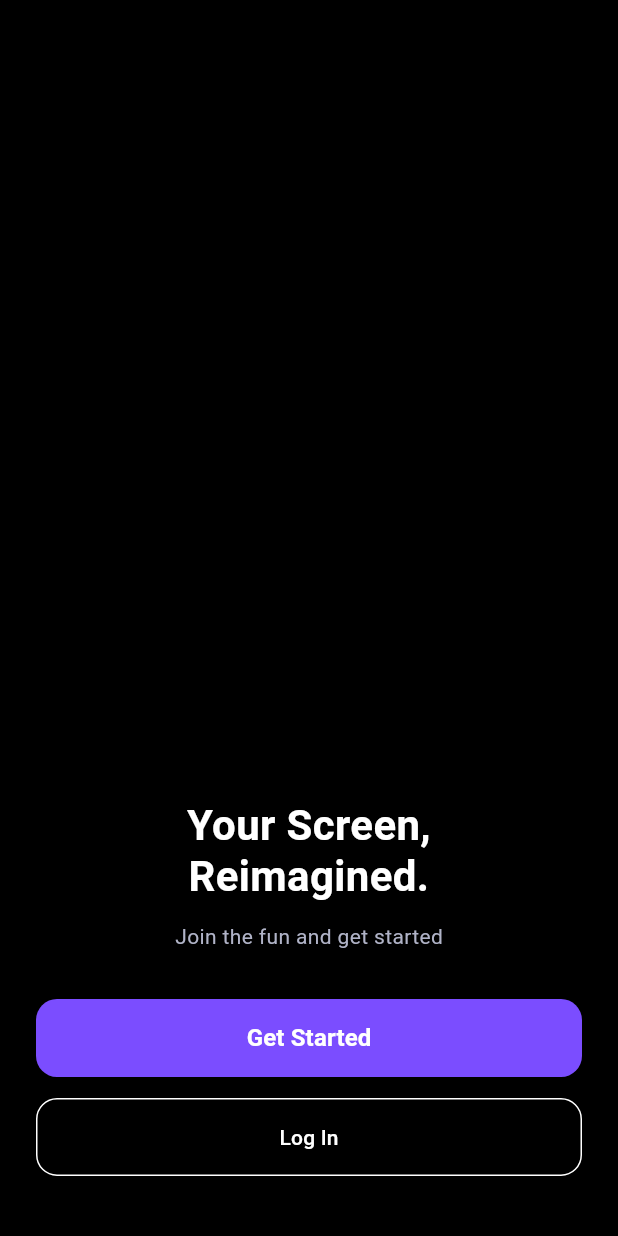
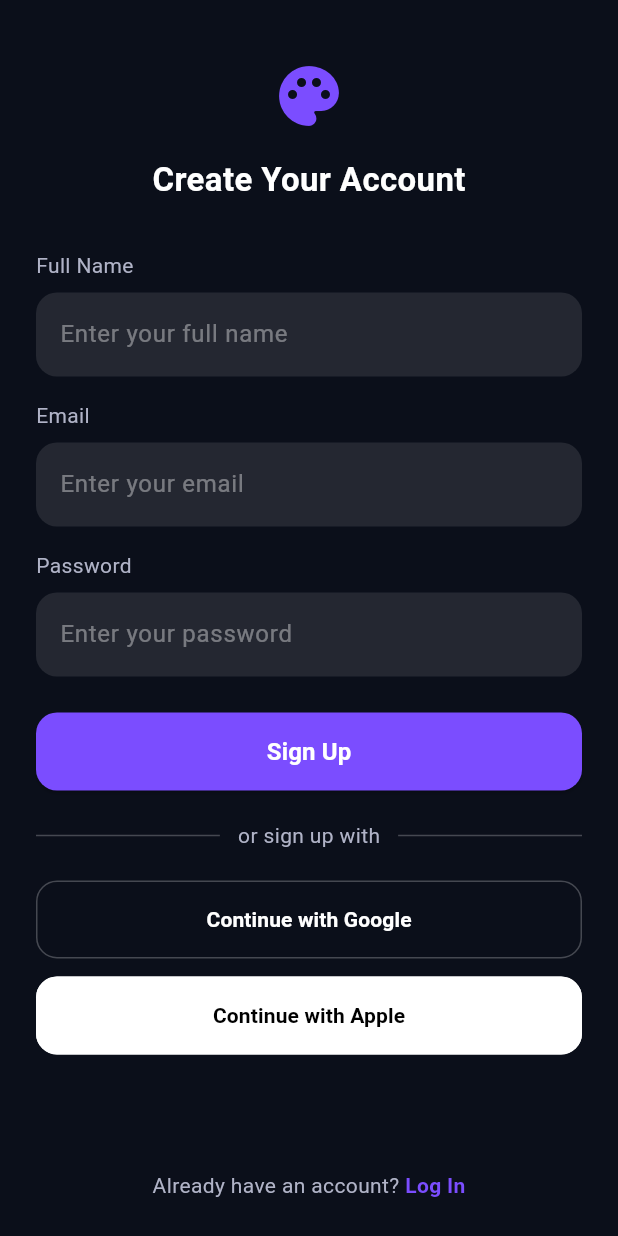
Before and after one commit to Ohzzy90/gallery_hub, a Flutter app: the PreviewScreen screen opened directly, after a tap on "Get Started", on a phone screen of 412 x 824 dp. Run offline on Flutter 3.47's test engine with Material 3 defaults, Android fonts, the phone set to English and light mode, and no system bars.

Commit message:
Added the signup navigation from onboarding to preview_screen.dart and modified the next button in onboarding_screen.dart to navigate to preview screen.dart.

```diff
--- a/lib/features/auth/screens/login_screen.dart
+++ b/lib/features/auth/screens/login_screen.dart
@@ -1,6 +1,7 @@
 import 'package:flutter/material.dart';
 import '../../../core/theme/app_colors.dart';
 import '../../widgets/auth_text_field.dart';
+import 'signup_screen.dart';
 
 class LoginScreen extends StatelessWidget {
   const LoginScreen({super.key});
@@ -50,10 +51,7 @@ class LoginScreen extends StatelessWidget {
 
               const SizedBox(height: 24),
 
-              Text(
-                'or sign in with',
-                style: TextStyle(color: textSecondary),
-              ),
+              Text('or sign in with', style: TextStyle(color: textSecondary)),
 
               const SizedBox(height: 16),
 
@@ -63,14 +61,41 @@ class LoginScreen extends StatelessWidget {
 
               const Spacer(),
 
+              // Text.rich(
+              //   TextSpan(
+              //     text: "Don't have an account? ",
+              //     style: TextStyle(color: textSecondary),
+              //     children: const [
+              //       TextSpan(
+              //         text: 'Sign Up',
+              //         style: TextStyle(color: primaryPurple),
+              //       ),
+              //     ],
+              //   ),
+              // ),
               Text.rich(
                 TextSpan(
                   text: "Don't have an account? ",
                   style: TextStyle(color: textSecondary),
-                  children: const [
-                    TextSpan(
-                      text: 'Sign Up',
-                      style: TextStyle(color: primaryPurple),
+                  children: [
+                    WidgetSpan(
+                      child: GestureDetector(
+                        onTap: () {
+                          Navigator.push(
+                            context,
+                            MaterialPageRoute(
+                              builder: (_) => const SignUpScreen(),
+                            ),
+                          );
+                        },
+                        child: const Text(
+                          'Sign Up',
+                          style: TextStyle(
+                            color: primaryPurple,
+                            fontWeight: FontWeight.w600,
+                          ),
+                        ),
+                      ),
                     ),
                   ],
                 ),
--- a/lib/features/auth/screens/preview_screen.dart
+++ b/lib/features/auth/screens/preview_screen.dart
@@ -1,5 +1,7 @@
 import 'package:flutter/material.dart';
 import '../../../core/theme/app_colors.dart';
+import 'login_screen.dart';
+import 'signup_screen.dart';
 
 class PreviewScreen extends StatelessWidget {
   const PreviewScreen({super.key});
@@ -53,10 +55,7 @@ class PreviewScreen extends StatelessWidget {
 
                   const Text(
                     'Join the fun and get started',
-                    style: TextStyle(
-                      color: textSecondary,
-                      fontSize: 14,
-                    ),
+                    style: TextStyle(color: textSecondary, fontSize: 14),
                   ),
 
                   const SizedBox(height: 32),
@@ -64,16 +63,33 @@ class PreviewScreen extends StatelessWidget {
                   // Get Started Button
                   _primaryButton(
                     text: 'Get Started',
-                    onTap: () {},
+                    onTap: () {
+                      Navigator.push(
+                        context,
+                        MaterialPageRoute(builder: (_) => const SignUpScreen()),
+                      );
+                    },
                   ),
+
+                  // _primaryButton(
+                  //   text: 'Get Started',
+                  //   onTap: () {},
+                  // ),
 
                   const SizedBox(height: 14),
 
                   // Login Button
                   _outlineButton(
                     text: 'Log In',
-                    onTap: () {},
+                    onTap: () {
+                      Navigator.push(
+                        context,
+                        MaterialPageRoute(builder: (_) => const LoginScreen()),
+                      );
+                    },
                   ),
+
+                  // _outlineButton(text: 'Log In', onTap: () {}),
 
                   const SizedBox(height: 40),
                 ],
@@ -121,10 +137,7 @@ class PreviewScreen extends StatelessWidget {
             borderRadius: BorderRadius.circular(14),
           ),
         ),
-        child: Text(
-          text,
-          style: const TextStyle(color: textPrimary),
-        ),
+        child: Text(text, style: const TextStyle(color: textPrimary)),
       ),
     );
   }
--- a/lib/features/auth/screens/signup_screen.dart
+++ b/lib/features/auth/screens/signup_screen.dart
@@ -0,0 +1,212 @@
+import 'package:flutter/material.dart';
+import '../../../core/theme/app_colors.dart';
+import 'login_screen.dart';
+
+class SignUpScreen extends StatelessWidget {
+  const SignUpScreen({super.key});
+
+  @override
+  Widget build(BuildContext context) {
+    return Scaffold(
+      backgroundColor: bgColor,
+      body: SafeArea(
+        child: Padding(
+          padding: const EdgeInsets.symmetric(horizontal: 24),
+          child: Column(
+            children: [
+              const SizedBox(height: 40),
+
+              // Logo
+              const Icon(Icons.palette, size: 48, color: primaryPurple),
+
+              const SizedBox(height: 16),
+
+              const Text(
+                'Create Your Account',
+                style: TextStyle(
+                  color: textPrimary,
+                  fontSize: 22,
+                  fontWeight: FontWeight.w700,
+                ),
+              ),
+
+              const SizedBox(height: 32),
+
+              // Full Name
+              _inputField(hint: 'Enter your full name', label: 'Full Name'),
+
+              const SizedBox(height: 16),
+
+              // Email
+              _inputField(hint: 'Enter your email', label: 'Email'),
+
+              const SizedBox(height: 16),
+
+              // Password
+              _inputField(
+                hint: 'Enter your password',
+                label: 'Password',
+                obscure: true,
+              ),
+
+              const SizedBox(height: 24),
+
+              // Sign Up Button
+              SizedBox(
+                width: double.infinity,
+                height: 52,
+                child: ElevatedButton(
+                  onPressed: () {},
+                  style: ElevatedButton.styleFrom(
+                    backgroundColor: primaryPurple,
+                    shape: RoundedRectangleBorder(
+                      borderRadius: BorderRadius.circular(14),
+                    ),
+                  ),
+                  child: const Text(
+                    'Sign Up',
+                    style: TextStyle(
+                      color: Colors.white,
+                      fontSize: 16,
+                      fontWeight: FontWeight.w600,
+                    ),
+                  ),
+                ),
+              ),
+
+              const SizedBox(height: 20),
+
+              // Divider
+              Row(
+                children: [
+                  Expanded(child: Divider(color: Colors.white24)),
+                  Padding(
+                    padding: const EdgeInsets.symmetric(horizontal: 12),
+                    child: Text(
+                      'or sign up with',
+                      style: TextStyle(color: textSecondary),
+                    ),
+                  ),
+                  Expanded(child: Divider(color: Colors.white24)),
+                ],
+              ),
+
+              const SizedBox(height: 20),
+
+              // Google Button
+              _socialButton(text: 'Continue with Google'),
+
+              const SizedBox(height: 12),
+
+              // Apple Button
+              _socialButton(text: 'Continue with Apple', filled: true),
+
+              const Spacer(),
+
+              // Bottom Text
+              // Row(
+              //   mainAxisAlignment: MainAxisAlignment.center,
+              //   children: [
+              //     const Text(
+              //       'Already have an account? ',
+              //       style: TextStyle(color: textSecondary),
+              //     ),
+              //     GestureDetector(
+              //       onTap: () => Navigator.pop(context),
+              //       child: const Text(
+              //         'Log In',
+              //         style: TextStyle(
+              //           color: primaryPurple,
+              //           fontWeight: FontWeight.w600,
+              //         ),
+              //       ),
+              //     ),
+              //   ],
+              // ),
+              Row(
+                mainAxisAlignment: MainAxisAlignment.center,
+                children: [
+                  const Text(
+                    'Already have an account? ',
+                    style: TextStyle(color: textSecondary),
+                  ),
+                  GestureDetector(
+                    onTap: () {
+                      Navigator.pushReplacement(
+                        context,
+                        MaterialPageRoute(builder: (_) => const LoginScreen()),
+                      );
+                    },
+                    child: const Text(
+                      'Log In',
+                      style: TextStyle(
+                        color: primaryPurple,
+                        fontWeight: FontWeight.w600,
+                      ),
+                    ),
+                  ),
+                ],
+              ),
+
+              const SizedBox(height: 24),
+            ],
+          ),
+        ),
+      ),
+    );
+  }
+
+  // ================= Helpers =================
+
+  static Widget _inputField({
+    required String hint,
+    required String label,
+    bool obscure = false,
+  }) {
+    return Column(
+      crossAxisAlignment: CrossAxisAlignment.start,
+      children: [
+        Text(label, style: const TextStyle(color: textSecondary)),
+        const SizedBox(height: 8),
+        TextField(
+          obscureText: obscure,
+          style: const TextStyle(color: textPrimary),
+          decoration: InputDecoration(
+            hintText: hint,
+            hintStyle: const TextStyle(color: Colors.white38),
+            filled: true,
+            fillColor: Colors.white10,
+            border: OutlineInputBorder(
+              borderRadius: BorderRadius.circular(14),
+              borderSide: BorderSide.none,
+            ),
+          ),
+        ),
+      ],
+    );
+  }
+
+  static Widget _socialButton({required String text, bool filled = false}) {
+    return SizedBox(
+      width: double.infinity,
+      height: 52,
+      child: OutlinedButton(
+        onPressed: () {},
+        style: OutlinedButton.styleFrom(
+          backgroundColor: filled ? Colors.white : Colors.transparent,
+          side: BorderSide(color: filled ? Colors.white : Colors.white24),
+          shape: RoundedRectangleBorder(
+            borderRadius: BorderRadius.circular(14),
+          ),
+        ),
+        child: Text(
+          text,
+          style: TextStyle(
+            color: filled ? Colors.black : Colors.white,
+            fontWeight: FontWeight.w600,
+          ),
+        ),
+      ),
+    );
+  }
+}
```
